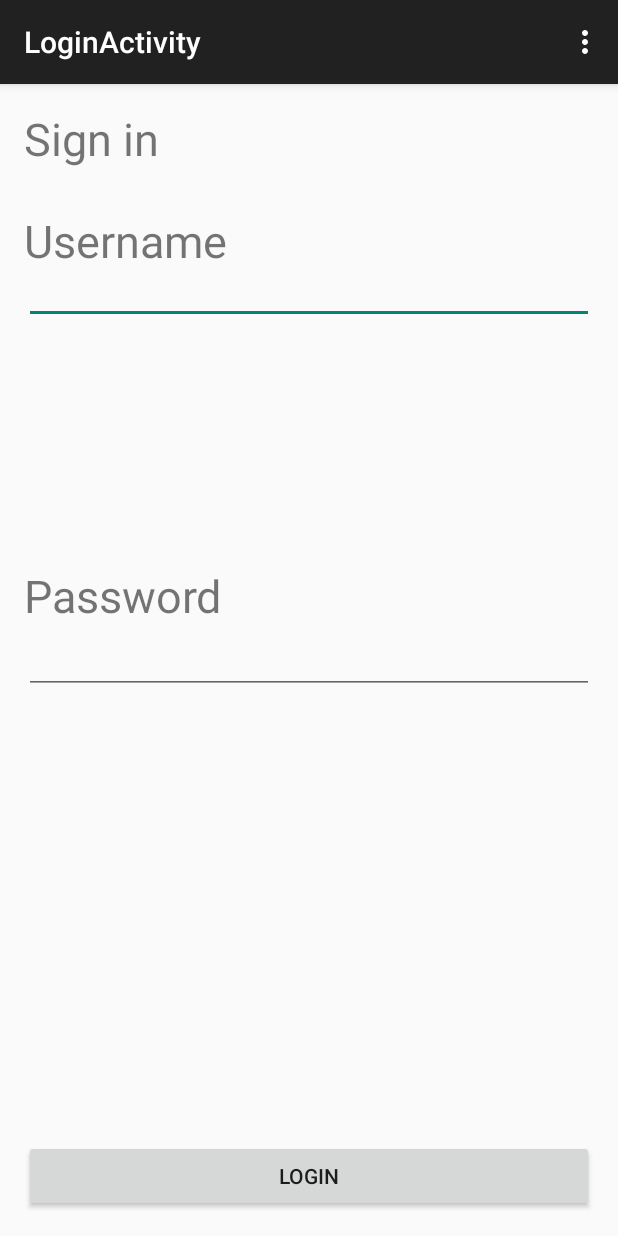
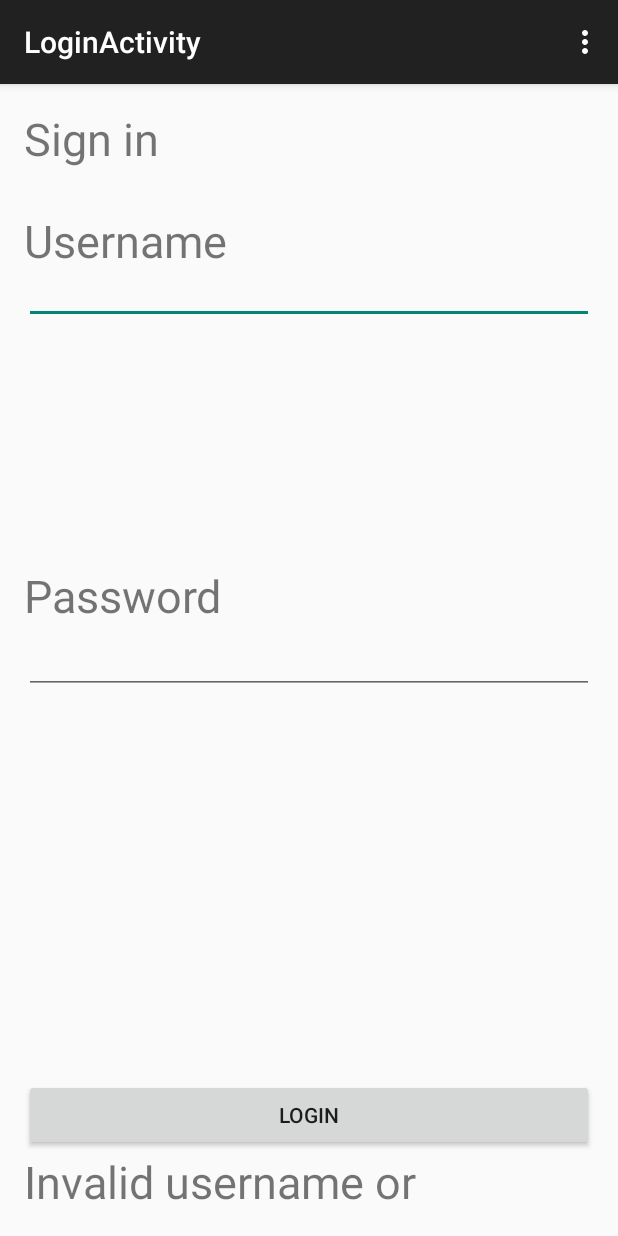
Before and after one commit to syreel/Wheel-Your-Bin, an Android app: the screen it shows after launch (LoginActivity), in the options menu, after a tap on "Settings", on a phone screen of 412 x 824 dp. Run offline under Robolectric (Android 15) with nearby library versions, the phone set to English and light mode, and no system bars; 1 statement that could not run was skipped.

Commit message:
Login connection to website finished

```diff
--- a/BinApp/app/src/main/java/com/yrsbradford/binapp/LoginActivity.java
+++ b/BinApp/app/src/main/java/com/yrsbradford/binapp/LoginActivity.java
@@ -4,14 +4,57 @@ import android.support.v7.app.ActionBarActivity;
 import android.os.Bundle;
 import android.view.Menu;
 import android.view.MenuItem;
+import android.view.View;
+import android.widget.Button;
+import android.widget.EditText;
+import android.widget.TextView;
+
+import com.yrsbradford.binapp.transmission.LoginEvent;
 
 
 public class LoginActivity extends ActionBarActivity {
+
+    private MainActivity main;
+
+    public LoginActivity(){
+        this.main = MainActivity.getMain();
+    }
 
     @Override
     protected void onCreate(Bundle savedInstanceState) {
         super.onCreate(savedInstanceState);
         setContentView(R.layout.activity_login);
+
+        final TextView responseDisplay = (TextView) findViewById(R.id.textView3);
+        final Button loginButton = (Button) findViewById(R.id.button);
+
+        final EditText usernameField = (EditText) findViewById(R.id.editText);
+        final EditText passwordField = (EditText) findViewById(R.id.editText2);
+
+        loginButton.setOnClickListener(new View.OnClickListener() {
+
+            @Override
+            public void onClick(View view) {
+
+                responseDisplay.setText("Connecting...");
+
+                (new Thread(){
+                    public void run(){
+
+                        LoginEvent event = new LoginEvent(usernameField.getText().toString(), passwordField.getText().toString());
+
+                        event.login();
+
+                        if(event.isValid()){
+                            main.redirect(Website.class);
+                            main.startSendingData();
+                        }else{
+                            responseDisplay.setText("Invalid username or password!");
+                        }
+                    }
+                }).start();
+            }
+        });
     }
 
     @Override
--- a/BinApp/app/src/main/java/com/yrsbradford/binapp/MainActivity.java
+++ b/BinApp/app/src/main/java/com/yrsbradford/binapp/MainActivity.java
@@ -24,8 +24,17 @@ import java.net.MalformedURLException;
 import java.net.URL;
 import java.net.URLConnection;
 
+import javax.crypto.KeyGenerator;
+import javax.crypto.SecretKey;
+
 
 public class MainActivity extends ActionBarActivity implements LocationListener {
+
+    private static MainActivity main;
+
+    public static MainActivity getMain() {
+        return main;
+    }
 
     private File details;
     private String username, sessionToken;
@@ -41,9 +50,11 @@ public class MainActivity extends ActionBarActivity implements LocationListener
 
         details = new File(this.getApplicationContext().getFilesDir().getPath().toString()+"/login.dat");
 
-        System.out.println("Running BinApp");
+        System.out.println("Creating BinApp");
 
         if(!details.exists()){
+
+            System.out.println("Creating details file");
 
             try {
                 details.createNewFile();
@@ -52,7 +63,12 @@ public class MainActivity extends ActionBarActivity implements LocationListener
             }
 
             redirect(LoginActivity.class);
+
+            System.out.println("No session saved, redirecting to login page");
+
         }else{
+
+            System.out.println("Details file exists");
 
             String contents = FileUtils.readFile(details);
             //TODO: decrypt file text
@@ -70,9 +86,14 @@ public class MainActivity extends ActionBarActivity implements LocationListener
                         loggedIn = true;
                         redirect(Website.class);
                         startSendingData();
+                        System.out.println("Now sending data");
                     }else{
                         redirect(LoginActivity.class);
+                        System.out.println("Session invalid, redirecting to login page");
                     }
+                }else{
+                    System.out.println("Session file was invalid, redirecting to login page");
+                    redirect(LoginActivity.class);
                 }
 
             } catch (JSONException e) {
@@ -81,14 +102,14 @@ public class MainActivity extends ActionBarActivity implements LocationListener
         }
     }
 
-    private void redirect(Class activity){
+    public void redirect(Class activity){
         Intent intent = new Intent(this, activity);
         startActivityForResult(intent, ACTIVITY_CREATE);
     }
 
-    private void startSendingData(){
+    public void startSendingData(){
 
-        Handler handler = new Handler();
+        final Handler handler = new Handler();
 
         handler.post(new Runnable(){
 
--- a/BinApp/app/src/main/java/com/yrsbradford/binapp/WebUtils.java
+++ b/BinApp/app/src/main/java/com/yrsbradford/binapp/WebUtils.java
@@ -72,7 +72,7 @@ public class WebUtils {
         String response = getTextFromPage(HOST+"/login.php?username="+username+"&password="+password);
 
         try {
-            return new JSONObject(response);
+            return response != null? new JSONObject(response):null;
         } catch (JSONException e) {
             e.printStackTrace();
         }
--- a/BinApp/app/src/main/java/com/yrsbradford/binapp/Website.java
+++ b/BinApp/app/src/main/java/com/yrsbradford/binapp/Website.java
@@ -8,6 +8,10 @@ import android.webkit.WebView;
 
 
 public class Website extends ActionBarActivity {
+
+    public Website(){
+
+    }
 
     @Override
     protected void onCreate(Bundle savedInstanceState) {
--- a/BinApp/app/src/main/res/layout/activity_login.xml
+++ b/BinApp/app/src/main/res/layout/activity_login.xml
@@ -60,13 +60,20 @@
         android:layout_alignParentStart="true" />
 
     <Button
-        android:layout_width="wrap_content"
+        android:layout_width="match_parent"
         android:layout_height="wrap_content"
         android:text="@string/login"
         android:id="@+id/button"
+        android:layout_above="@+id/textView3"
+        android:layout_alignParentLeft="true"
+        android:layout_alignParentStart="true" />
+
+    <TextView
+        android:layout_width="match_parent"
+        android:layout_height="wrap_content"
+        android:id="@+id/textView3"
+        android:textSize="30sp"
         android:layout_alignParentBottom="true"
-        android:layout_alignParentLeft="true"
-        android:layout_alignParentStart="true"
         android:layout_alignParentRight="true"
         android:layout_alignParentEnd="true" />
 
```
